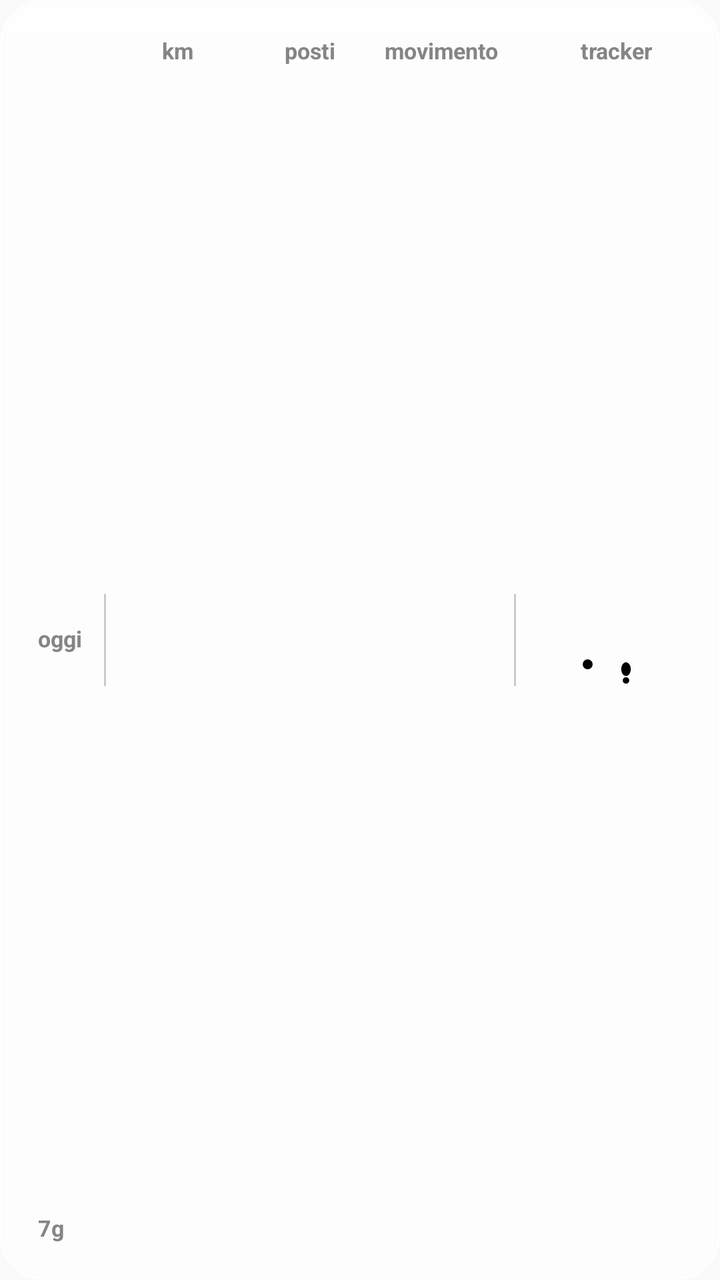
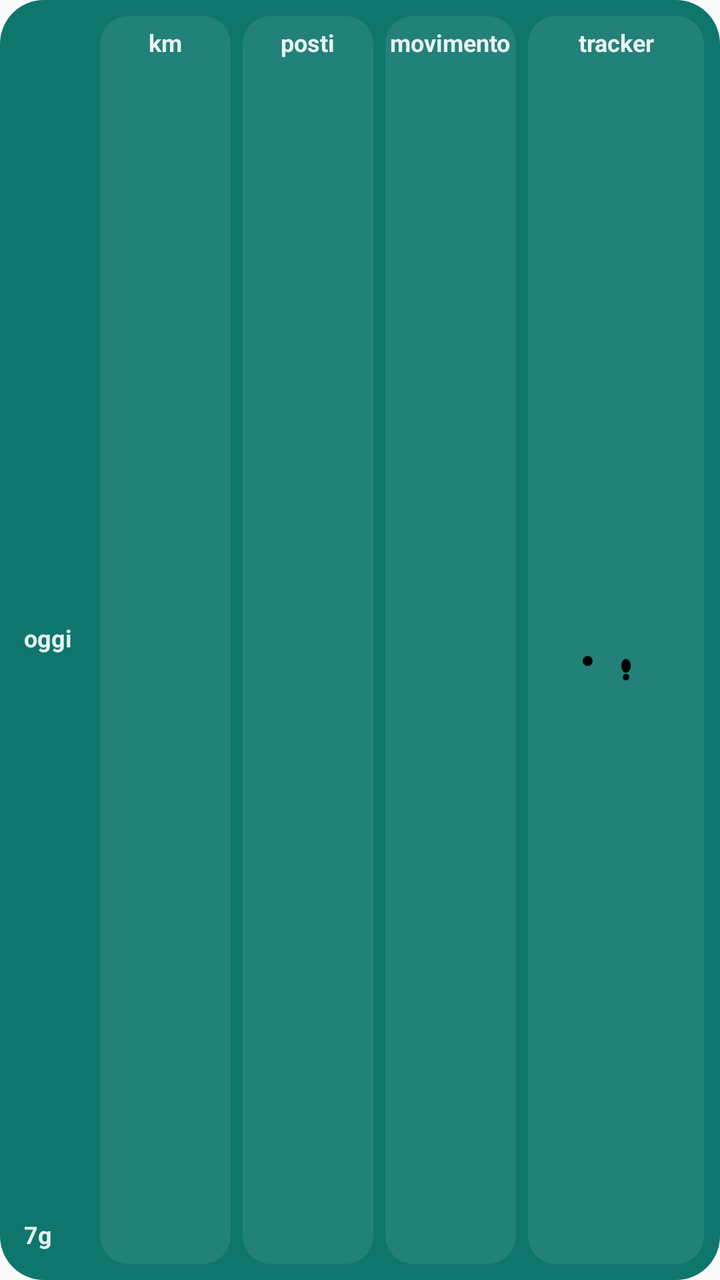

Compare the two renders of this Android layout. The source of the first and the diff that turns it into the second are given below.
<!-- AndroidManifest.xml: application theme android:Theme.Material.Light.NoActionBar -->
<!-- res/layout/widget_today.xml -->
<?xml version="1.0" encoding="utf-8"?>
<LinearLayout xmlns:android="http://schemas.android.com/apk/res/android"
    android:id="@+id/w_root"
    android:layout_width="match_parent"
    android:layout_height="match_parent"
    android:orientation="horizontal"
    android:gravity="center_vertical"
    android:padding="8dp"
    android:background="@drawable/widget_glass_light">

    <LinearLayout
        android:id="@+id/w_col_lbl"
        android:layout_width="wrap_content"
        android:layout_height="match_parent"
        android:minWidth="34dp"
        android:paddingLeft="11dp"
        android:layout_marginRight="10dp"
        android:orientation="vertical">
        <TextView
            android:layout_width="wrap_content"
            android:layout_height="wrap_content"
            android:layout_gravity="left"
            android:gravity="center"
            android:paddingTop="11dp"
            android:paddingBottom="0dp"
            android:text=" "
            android:includeFontPadding="false"
            android:textSize="11.2sp"
            android:textStyle="bold"
            android:textColor="#D9707070"
            android:maxLines="1" />
        <TextView
            android:layout_width="match_parent"
            android:layout_height="0dp"
            android:layout_weight="1" />
        <TextView
            android:layout_width="wrap_content"
            android:layout_height="wrap_content"
            android:minHeight="21dp"
            android:layout_gravity="left"
            android:gravity="center_vertical"
            android:text="oggi"
            android:includeFontPadding="false"
            android:textSize="11.2sp"
            android:textStyle="bold"
            android:textColor="#D9707070"
            android:maxLines="1" />
        <TextView
            android:layout_width="match_parent"
            android:layout_height="0dp"
            android:layout_weight="1" />
        <TextView
            android:layout_width="wrap_content"
            android:layout_height="wrap_content"
            android:layout_gravity="left"
            android:gravity="center"
            android:paddingTop="0dp"
            android:paddingBottom="11dp"
            android:text="7g"
            android:includeFontPadding="false"
            android:textSize="11.2sp"
            android:textStyle="bold"
            android:textColor="#D9707070"
            android:maxLines="1" />
    </LinearLayout>
    <ImageView
        android:layout_width="1dp"
        android:layout_height="46dp"
        android:background="#33000000" />
    <LinearLayout
        android:id="@+id/w_col_km"
        android:layout_width="0dp"
        android:layout_height="match_parent"
        android:layout_weight="1"
        android:layout_marginLeft="6dp"
        android:orientation="vertical">
        <TextView
            android:layout_width="wrap_content"
            android:layout_height="wrap_content"
            android:layout_gravity="center_horizontal"
            android:gravity="center"
            android:paddingTop="11dp"
            android:paddingBottom="0dp"
            android:text="km"
            android:includeFontPadding="false"
            android:textSize="11.2sp"
            android:textStyle="bold"
            android:textColor="#D9707070"
            android:maxLines="1" />
        <TextView
            android:layout_width="match_parent"
            android:layout_height="0dp"
            android:layout_weight="1" />
        <TextView
            android:id="@+id/w_km"
            android:layout_width="match_parent"
            android:layout_height="wrap_content"
            android:minHeight="21dp"
            android:gravity="center"
            android:includeFontPadding="false"
            android:textSize="16.8sp"
            android:textStyle="bold"
            android:textColor="#1B1B1B"
            android:maxLines="1" />
        <TextView
            android:layout_width="match_parent"
            android:layout_height="0dp"
            android:layout_weight="1" />
        <TextView
            android:id="@+id/w_km_week"
            android:layout_width="match_parent"
            android:layout_height="wrap_content"
            android:layout_gravity="center_horizontal"
            android:gravity="center_horizontal"
            android:paddingTop="0dp"
            android:paddingBottom="11dp"
            android:includeFontPadding="false"
            android:textSize="11.2sp"
            android:textStyle="bold"
            android:textColor="#D9707070"
            android:maxLines="1" />
    </LinearLayout>
    <LinearLayout
        android:id="@+id/w_col_places"
        android:layout_width="0dp"
        android:layout_height="match_parent"
        android:layout_weight="1"
        android:layout_marginLeft="6dp"
        android:orientation="vertical">
        <TextView
            android:layout_width="wrap_content"
            android:layout_height="wrap_content"
            android:layout_gravity="center_horizontal"
            android:gravity="center"
            android:paddingTop="11dp"
            android:paddingBottom="0dp"
            android:text="posti"
            android:includeFontPadding="false"
            android:textSize="11.2sp"
            android:textStyle="bold"
            android:textColor="#D9707070"
            android:maxLines="1" />
        <TextView
            android:layout_width="match_parent"
            android:layout_height="0dp"
            android:layout_weight="1" />
        <TextView
            android:id="@+id/w_places"
            android:layout_width="match_parent"
            android:layout_height="wrap_content"
            android:minHeight="21dp"
            android:gravity="center"
            android:includeFontPadding="false"
            android:textSize="16.8sp"
            android:textStyle="bold"
            android:textColor="#1B1B1B"
            android:maxLines="1" />
        <TextView
            android:layout_width="match_parent"
            android:layout_height="0dp"
            android:layout_weight="1" />
        <TextView
            android:id="@+id/w_places_week"
            android:layout_width="match_parent"
            android:layout_height="wrap_content"
            android:layout_gravity="center_horizontal"
            android:gravity="center_horizontal"
            android:paddingTop="0dp"
            android:paddingBottom="11dp"
            android:includeFontPadding="false"
            android:textSize="11.2sp"
            android:textStyle="bold"
            android:textColor="#D9707070"
            android:maxLines="1" />
    </LinearLayout>
    <LinearLayout
        android:id="@+id/w_col_time"
        android:layout_width="0dp"
        android:layout_height="match_parent"
        android:layout_weight="1"
        android:layout_marginLeft="6dp"
        android:orientation="vertical">
        <TextView
            android:layout_width="wrap_content"
            android:layout_height="wrap_content"
            android:layout_gravity="center_horizontal"
            android:gravity="center"
            android:paddingTop="11dp"
            android:paddingBottom="0dp"
            android:text="movimento"
            android:includeFontPadding="false"
            android:textSize="11.2sp"
            android:textStyle="bold"
            android:textColor="#D9707070"
            android:maxLines="1" />
        <TextView
            android:layout_width="match_parent"
            android:layout_height="0dp"
            android:layout_weight="1" />
        <TextView
            android:id="@+id/w_time"
            android:layout_width="match_parent"
            android:layout_height="wrap_content"
            android:minHeight="21dp"
            android:gravity="center"
            android:includeFontPadding="false"
            android:textSize="16.8sp"
            android:textStyle="bold"
            android:textColor="#1B1B1B"
            android:maxLines="1" />
        <TextView
            android:layout_width="match_parent"
            android:layout_height="0dp"
            android:layout_weight="1" />
        <TextView
            android:id="@+id/w_time_week"
            android:layout_width="match_parent"
            android:layout_height="wrap_content"
            android:layout_gravity="center_horizontal"
            android:gravity="center_horizontal"
            android:paddingTop="0dp"
            android:paddingBottom="11dp"
            android:includeFontPadding="false"
            android:textSize="11.2sp"
            android:textStyle="bold"
            android:textColor="#D9707070"
            android:maxLines="1" />
    </LinearLayout>
    <ImageView
        android:layout_width="1dp"
        android:layout_height="46dp"
        android:layout_marginLeft="6dp"
        android:background="#33000000" />
    <LinearLayout
        android:id="@+id/w_col_pos"
        android:layout_width="wrap_content"
        android:layout_height="match_parent"
        android:minWidth="88dp"
        android:paddingLeft="11dp"
        android:paddingRight="11dp"
        android:layout_marginLeft="6dp"
        android:orientation="vertical">
        <TextView
            android:id="@+id/w_lbl_pos"
            android:layout_width="wrap_content"
            android:layout_height="wrap_content"
            android:layout_gravity="center_horizontal"
            android:gravity="center"
            android:paddingTop="11dp"
            android:paddingBottom="0dp"
            android:text="tracker"
            android:includeFontPadding="false"
            android:textSize="11.2sp"
            android:textStyle="bold"
            android:textColor="#D9707070"
            android:maxLines="1" />
        <LinearLayout
            android:layout_width="match_parent"
            android:layout_height="0dp"
            android:layout_weight="1"
            android:orientation="horizontal"
            android:gravity="center">
            <ViewFlipper
                android:id="@+id/w_flip_still"
                android:layout_width="23.1dp"
                android:layout_height="23.1dp"
                android:autoStart="true"
                android:flipInterval="500"
                android:inAnimation="@android:anim/fade_in"
                android:outAnimation="@android:anim/fade_out">
            <ImageView
                android:id="@+id/still_0"
                android:layout_width="match_parent"
                android:layout_height="match_parent"
                android:scaleType="fitCenter"
                android:src="@drawable/ic_still_0" />
            <ImageView
                android:id="@+id/still_1"
                android:layout_width="match_parent"
                android:layout_height="match_parent"
                android:scaleType="fitCenter"
                android:src="@drawable/ic_still_1" />
            <ImageView
                android:id="@+id/still_2"
                android:layout_width="match_parent"
                android:layout_height="match_parent"
                android:scaleType="fitCenter"
                android:src="@drawable/ic_still_2" />
            <ImageView
                android:id="@+id/still_3"
                android:layout_width="match_parent"
                android:layout_height="match_parent"
                android:scaleType="fitCenter"
                android:src="@drawable/ic_still_3" />
            </ViewFlipper>
            <ViewFlipper
                android:id="@+id/w_flip_steps"
                android:layout_width="23.1dp"
                android:layout_height="23.1dp"
                android:autoStart="true"
                android:flipInterval="500"
                android:inAnimation="@android:anim/fade_in"
                android:outAnimation="@android:anim/fade_out">
            <ImageView
                android:id="@+id/steps_0"
                android:layout_width="match_parent"
                android:layout_height="match_parent"
                android:scaleType="fitCenter"
                android:src="@drawable/ic_steps_0" />
            <ImageView
                android:id="@+id/steps_1"
                android:layout_width="match_parent"
                android:layout_height="match_parent"
                android:scaleType="fitCenter"
                android:src="@drawable/ic_steps_1" />
            <ImageView
                android:id="@+id/steps_2"
                android:layout_width="match_parent"
                android:layout_height="match_parent"
                android:scaleType="fitCenter"
                android:src="@drawable/ic_steps_2" />
            <ImageView
                android:id="@+id/steps_3"
                android:layout_width="match_parent"
                android:layout_height="match_parent"
                android:scaleType="fitCenter"
                android:src="@drawable/ic_steps_3" />
            </ViewFlipper>
            <TextView
                android:id="@+id/w_ago"
                android:layout_width="wrap_content"
                android:layout_height="wrap_content"
                android:layout_marginLeft="5dp"
                android:gravity="center"
                android:includeFontPadding="false"
                android:textSize="16.8sp"
                android:textStyle="bold"
                android:textColor="#1B1B1B"
                android:maxLines="1" />
        </LinearLayout>
    </LinearLayout>
</LinearLayout>
<!-- resources referenced by this layout -->
<resources>
  <!-- drawable ic_steps_0 (drawable) -->
  <?xml version="1.0" encoding="utf-8"?>
  <vector xmlns:android="http://schemas.android.com/apk/res/android"
      android:width="24dp"
      android:height="24dp"
      android:viewportWidth="24"
      android:viewportHeight="24">
      <path
          android:fillColor="#FF000000"
          android:fillAlpha="1.0"
          android:pathData="M5.5,14.5a2.5,3.6 0 1,0 5,0a2.5,3.6 0 1,0 -5,0z" />
      <path
          android:fillColor="#FF000000"
          android:fillAlpha="1.0"
          android:pathData="M6.3,20.4a1.7,1.7 0 1,0 3.4,0a1.7,1.7 0 1,0 -3.4,0z" />
  </vector>
  <!-- drawable ic_steps_3 (drawable) -->
  <?xml version="1.0" encoding="utf-8"?>
  <vector xmlns:android="http://schemas.android.com/apk/res/android"
      android:width="24dp"
      android:height="24dp"
      android:viewportWidth="24"
      android:viewportHeight="24">
      <path
          android:fillColor="#FF000000"
          android:fillAlpha="1.0"
          android:pathData="M13.5,5.5a2.5,3.6 0 1,0 5,0a2.5,3.6 0 1,0 -5,0z" />
      <path
          android:fillColor="#FF000000"
          android:fillAlpha="1.0"
          android:pathData="M14.3,11.4a1.7,1.7 0 1,0 3.4,0a1.7,1.7 0 1,0 -3.4,0z" />
  </vector>
  <!-- drawable ic_still_0 (drawable) -->
  <?xml version="1.0" encoding="utf-8"?>
  <vector xmlns:android="http://schemas.android.com/apk/res/android"
      android:width="24dp"
      android:height="24dp"
      android:viewportWidth="24"
      android:viewportHeight="24">
      <path
          android:fillColor="#FF000000"
          android:fillAlpha="1.0"
          android:pathData="M12,12m-2.6,0a2.6,2.6 0 1,0 5.2,0a2.6,2.6 0 1,0 -5.2,0" />
  </vector>
  <!-- drawable ic_still_1 (drawable) -->
  <?xml version="1.0" encoding="utf-8"?>
  <vector xmlns:android="http://schemas.android.com/apk/res/android"
      android:width="24dp"
      android:height="24dp"
      android:viewportWidth="24"
      android:viewportHeight="24">
      <path
          android:fillColor="#FF000000"
          android:fillAlpha="1.0"
          android:pathData="M12,12m-2.6,0a2.6,2.6 0 1,0 5.2,0a2.6,2.6 0 1,0 -5.2,0" />
      <path
          android:fillColor="#00000000"
          android:strokeColor="#FF000000"
          android:strokeAlpha="1.0"
          android:strokeWidth="1.8"
          android:pathData="M12,12m-5.6,0a5.6,5.6 0 1,0 11.2,0a5.6,5.6 0 1,0 -11.2,0" />
  </vector>
  <!-- drawable widget_glass_light (drawable) -->
  <?xml version="1.0" encoding="utf-8"?>
  <layer-list xmlns:android="http://schemas.android.com/apk/res/android">
      
      <item>
          <shape android:shape="rectangle">
              <solid android:color="#B3FFFFFF" />
              <corners android:radius="22dp" />
              <stroke android:width="1dp" android:color="#E6FFFFFF" />
          </shape>
      </item>
      
      <item android:gravity="top" android:height="34dp" android:left="2dp" android:right="2dp" android:top="2dp">
          <shape android:shape="rectangle">
              <gradient android:angle="270" android:startColor="#8CFFFFFF" android:endColor="#14FFFFFF" />
              <corners android:topLeftRadius="20dp" android:topRightRadius="20dp" android:bottomLeftRadius="6dp" android:bottomRightRadius="6dp" />
          </shape>
      </item>
      
      <item android:left="3dp" android:right="3dp" android:top="3dp" android:bottom="3dp">
          <shape android:shape="rectangle">
              <solid android:color="#00000000" />
              <corners android:radius="19dp" />
              <stroke android:width="1dp" android:color="#33FFFFFF" />
          </shape>
      </item>
  </layer-list>
  <!-- unchanged entries left out for length: 4 -->
</resources>

<!-- the commit's change to res/layout/widget_today.xml (unified diff, before → after) -->
@@ -6,28 +6,28 @@
     android:orientation="horizontal"
     android:gravity="center_vertical"
     android:padding="8dp"
-    android:background="@drawable/widget_glass_light">
+    android:background="@drawable/widget_bg">
 
     <LinearLayout
         android:id="@+id/w_col_lbl"
         android:layout_width="wrap_content"
         android:layout_height="match_parent"
         android:minWidth="34dp"
-        android:paddingLeft="11dp"
-        android:layout_marginRight="10dp"
+        android:paddingLeft="4dp"
+        android:layout_marginRight="2dp"
         android:orientation="vertical">
         <TextView
             android:layout_width="wrap_content"
             android:layout_height="wrap_content"
             android:layout_gravity="left"
             android:gravity="center"
-            android:paddingTop="11dp"
+            android:paddingTop="7dp"
             android:paddingBottom="0dp"
             android:text=" "
             android:includeFontPadding="false"
-            android:textSize="11.2sp"
-            android:textStyle="bold"
-            android:textColor="#D9707070"
+            android:textSize="12sp"
+            android:textStyle="bold"
+            android:textColor="#E6FFFFFF"
             android:maxLines="1" />
         <TextView
             android:layout_width="match_parent"
@@ -41,9 +41,9 @@
             android:gravity="center_vertical"
             android:text="oggi"
             android:includeFontPadding="false"
-            android:textSize="11.2sp"
-            android:textStyle="bold"
-            android:textColor="#D9707070"
+            android:textSize="12sp"
+            android:textStyle="bold"
+            android:textColor="#E6FFFFFF"
             android:maxLines="1" />
         <TextView
             android:layout_width="match_parent"
@@ -55,20 +55,17 @@
             android:layout_gravity="left"
             android:gravity="center"
             android:paddingTop="0dp"
-            android:paddingBottom="11dp"
+            android:paddingBottom="7dp"
             android:text="7g"
             android:includeFontPadding="false"
-            android:textSize="11.2sp"
-            android:textStyle="bold"
-            android:textColor="#D9707070"
-            android:maxLines="1" />
-    </LinearLayout>
-    <ImageView
-        android:layout_width="1dp"
-        android:layout_height="46dp"
-        android:background="#33000000" />
+            android:textSize="12sp"
+            android:textStyle="bold"
+            android:textColor="#E6FFFFFF"
+            android:maxLines="1" />
+    </LinearLayout>
     <LinearLayout
         android:id="@+id/w_col_km"
+        android:background="@drawable/widget_cell"
         android:layout_width="0dp"
         android:layout_height="match_parent"
         android:layout_weight="1"
@@ -79,13 +76,13 @@
             android:layout_height="wrap_content"
             android:layout_gravity="center_horizontal"
             android:gravity="center"
-            android:paddingTop="11dp"
+            android:paddingTop="7dp"
             android:paddingBottom="0dp"
             android:text="km"
             android:includeFontPadding="false"
-            android:textSize="11.2sp"
-            android:textStyle="bold"
-            android:textColor="#D9707070"
+            android:textSize="12sp"
+            android:textStyle="bold"
+            android:textColor="#E6FFFFFF"
             android:maxLines="1" />
         <TextView
             android:layout_width="match_parent"
@@ -98,9 +95,9 @@
             android:minHeight="21dp"
             android:gravity="center"
             android:includeFontPadding="false"
-            android:textSize="16.8sp"
-            android:textStyle="bold"
-            android:textColor="#1B1B1B"
+            android:textSize="16.5sp"
+            android:textStyle="bold"
+            android:textColor="#FFFFFF"
             android:maxLines="1" />
         <TextView
             android:layout_width="match_parent"
@@ -113,15 +110,16 @@
             android:layout_gravity="center_horizontal"
             android:gravity="center_horizontal"
             android:paddingTop="0dp"
-            android:paddingBottom="11dp"
-            android:includeFontPadding="false"
-            android:textSize="11.2sp"
-            android:textStyle="bold"
-            android:textColor="#D9707070"
+            android:paddingBottom="7dp"
+            android:includeFontPadding="false"
+            android:textSize="12sp"
+            android:textStyle="bold"
+            android:textColor="#E6FFFFFF"
             android:maxLines="1" />
     </LinearLayout>
     <LinearLayout
         android:id="@+id/w_col_places"
+        android:background="@drawable/widget_cell"
         android:layout_width="0dp"
         android:layout_height="match_parent"
         android:layout_weight="1"
@@ -132,13 +130,13 @@
             android:layout_height="wrap_content"
             android:layout_gravity="center_horizontal"
             android:gravity="center"
-            android:paddingTop="11dp"
+            android:paddingTop="7dp"
             android:paddingBottom="0dp"
             android:text="posti"
             android:includeFontPadding="false"
-            android:textSize="11.2sp"
-            android:textStyle="bold"
-            android:textColor="#D9707070"
+            android:textSize="12sp"
+            android:textStyle="bold"
+            android:textColor="#E6FFFFFF"
             android:maxLines="1" />
         <TextView
             android:layout_width="match_parent"
@@ -151,9 +149,9 @@
             android:minHeight="21dp"
             android:gravity="center"
             android:includeFontPadding="false"
-            android:textSize="16.8sp"
-            android:textStyle="bold"
-            android:textColor="#1B1B1B"
+            android:textSize="16.5sp"
+            android:textStyle="bold"
+            android:textColor="#FFFFFF"
             android:maxLines="1" />
         <TextView
             android:layout_width="match_parent"
@@ -166,15 +164,16 @@
             android:layout_gravity="center_horizontal"
             android:gravity="center_horizontal"
             android:paddingTop="0dp"
-            android:paddingBottom="11dp"
-            android:includeFontPadding="false"
-            android:textSize="11.2sp"
-            android:textStyle="bold"
-            android:textColor="#D9707070"
+            android:paddingBottom="7dp"
+            android:includeFontPadding="false"
+            android:textSize="12sp"
+            android:textStyle="bold"
+            android:textColor="#E6FFFFFF"
             android:maxLines="1" />
     </LinearLayout>
     <LinearLayout
         android:id="@+id/w_col_time"
+        android:background="@drawable/widget_cell"
         android:layout_width="0dp"
         android:layout_height="match_parent"
         android:layout_weight="1"
@@ -185,13 +184,13 @@
             android:layout_height="wrap_content"
             android:layout_gravity="center_horizontal"
             android:gravity="center"
-            android:paddingTop="11dp"
+            android:paddingTop="7dp"
             android:paddingBottom="0dp"
             android:text="movimento"
             android:includeFontPadding="false"
-            android:textSize="11.2sp"
-            android:textStyle="bold"
-            android:textColor="#D9707070"
+            android:textSize="12sp"
+            android:textStyle="bold"
+            android:textColor="#E6FFFFFF"
             android:maxLines="1" />
         <TextView
             android:layout_width="match_parent"
@@ -204,9 +203,9 @@
             android:minHeight="21dp"
             android:gravity="center"
             android:includeFontPadding="false"
-            android:textSize="16.8sp"
-            android:textStyle="bold"
-            android:textColor="#1B1B1B"
+            android:textSize="16.5sp"
+            android:textStyle="bold"
+            android:textColor="#FFFFFF"
             android:maxLines="1" />
         <TextView
             android:layout_width="match_parent"
@@ -219,26 +218,22 @@
             android:layout_gravity="center_horizontal"
             android:gravity="center_horizontal"
             android:paddingTop="0dp"
-            android:paddingBottom="11dp"
-            android:includeFontPadding="false"
-            android:textSize="11.2sp"
-            android:textStyle="bold"
-            android:textColor="#D9707070"
-            android:maxLines="1" />
-    </LinearLayout>
-    <ImageView
-        android:layout_width="1dp"
-        android:layout_height="46dp"
+            android:paddingBottom="7dp"
+            android:includeFontPadding="false"
+            android:textSize="12sp"
+            android:textStyle="bold"
+            android:textColor="#E6FFFFFF"
+            android:maxLines="1" />
+    </LinearLayout>
+    <LinearLayout
+        android:id="@+id/w_col_pos"
+        android:background="@drawable/widget_cell"
+        android:layout_width="wrap_content"
+        android:layout_height="match_parent"
+        android:minWidth="88dp"
+        android:paddingLeft="6dp"
+        android:paddingRight="6dp"
         android:layout_marginLeft="6dp"
-        android:background="#33000000" />
-    <LinearLayout
-        android:id="@+id/w_col_pos"
-        android:layout_width="wrap_content"
-        android:layout_height="match_parent"
-        android:minWidth="88dp"
-        android:paddingLeft="11dp"
-        android:paddingRight="11dp"
-        android:layout_marginLeft="6dp"
         android:orientation="vertical">
         <TextView
             android:id="@+id/w_lbl_pos"
@@ -246,13 +241,13 @@
             android:layout_height="wrap_content"
             android:layout_gravity="center_horizontal"
             android:gravity="center"
-            android:paddingTop="11dp"
+            android:paddingTop="7dp"
             android:paddingBottom="0dp"
             android:text="tracker"
             android:includeFontPadding="false"
-            android:textSize="11.2sp"
-            android:textStyle="bold"
-            android:textColor="#D9707070"
+            android:textSize="12sp"
+            android:textStyle="bold"
+            android:textColor="#E6FFFFFF"
             android:maxLines="1" />
         <LinearLayout
             android:layout_width="match_parent"
@@ -333,9 +328,9 @@
                 android:layout_marginLeft="5dp"
                 android:gravity="center"
                 android:includeFontPadding="false"
-                android:textSize="16.8sp"
+                android:textSize="16.5sp"
                 android:textStyle="bold"
-                android:textColor="#1B1B1B"
+                android:textColor="#FFFFFF"
                 android:maxLines="1" />
         </LinearLayout>
     </LinearLayout>
<!-- resource entries referenced after the edit -->
@@ -62,33 +62,18 @@
           android:strokeWidth="1.8"
           android:pathData="M12,12m-5.6,0a5.6,5.6 0 1,0 11.2,0a5.6,5.6 0 1,0 -11.2,0" />
   </vector>
-  <!-- drawable widget_glass_light (drawable) -->
+  <!-- drawable widget_bg (drawable) -->
   <?xml version="1.0" encoding="utf-8"?>
-  <layer-list xmlns:android="http://schemas.android.com/apk/res/android">
-      
-      <item>
-          <shape android:shape="rectangle">
-              <solid android:color="#B3FFFFFF" />
-              <corners android:radius="22dp" />
-              <stroke android:width="1dp" android:color="#E6FFFFFF" />
-          </shape>
-      </item>
-      
-      <item android:gravity="top" android:height="34dp" android:left="2dp" android:right="2dp" android:top="2dp">
-          <shape android:shape="rectangle">
-              <gradient android:angle="270" android:startColor="#8CFFFFFF" android:endColor="#14FFFFFF" />
-              <corners android:topLeftRadius="20dp" android:topRightRadius="20dp" android:bottomLeftRadius="6dp" android:bottomRightRadius="6dp" />
-          </shape>
-      </item>
-      
-      <item android:left="3dp" android:right="3dp" android:top="3dp" android:bottom="3dp">
-          <shape android:shape="rectangle">
-              <solid android:color="#00000000" />
-              <corners android:radius="19dp" />
-              <stroke android:width="1dp" android:color="#33FFFFFF" />
-          </shape>
-      </item>
-  </layer-list>
+  <shape xmlns:android="http://schemas.android.com/apk/res/android" android:shape="rectangle">
+      <solid android:color="#0F766E" />
+      <corners android:radius="22dp" />
+  </shape>
+  <!-- drawable widget_cell (drawable) -->
+  <?xml version="1.0" encoding="utf-8"?>
+  <shape xmlns:android="http://schemas.android.com/apk/res/android" android:shape="rectangle">
+      <solid android:color="#14FFFFFF" />
+      <corners android:radius="14dp" />
+  </shape>
   <!-- unchanged entries left out for length: 4 -->
 </resources>
 
